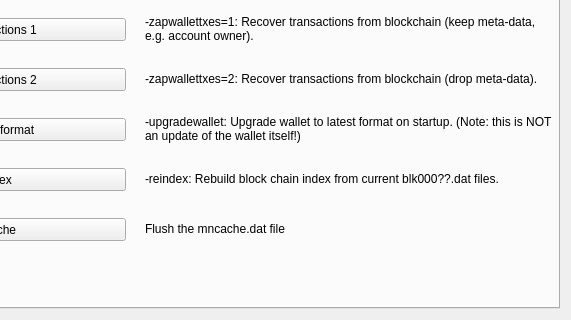
The window that src/qt/forms/debugwindow.ui (X9Developers/XSN) describes before a commit, drawn with Qt 5; both pictures show x 198 to 769 and y 219 to 539 of the 769 by 539 pixel window.
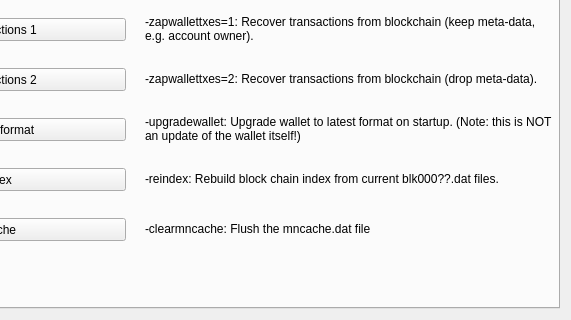
The same window after the commit. Icons and pictures are not drawn. Custom widgets are drawn as their Qt base class.

Commit message: Deleting file mncache.dat  and restarting wallet

What changed in the file:
```diff
--- a/src/qt/forms/debugwindow.ui
+++ b/src/qt/forms/debugwindow.ui
@@ -1738,7 +1738,7 @@
         </rect>
        </property>
        <property name="text">
-        <string>Flush the mncache.dat file </string>
+        <string>-clearmncache: Flush the mncache.dat file </string>
        </property>
        <property name="wordWrap">
         <bool>true</bool>
```
The commit also changes 1 other file.
